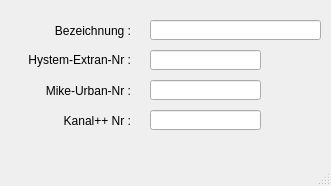
Old version of the form qkan/forms/qkan_profile.ui in the repository hoettges/QKan.
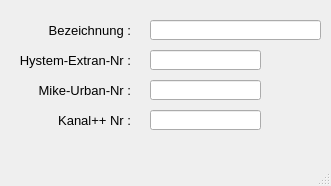
New version of the form.

```diff
--- a/qkan/forms/qkan_profile.ui
+++ b/qkan/forms/qkan_profile.ui
@@ -13,6 +13,7 @@
   <property name="font">
    <font>
     <family>Tahoma</family>
+    <pointsize>10</pointsize>
    </font>
   </property>
   <property name="windowTitle">
```
